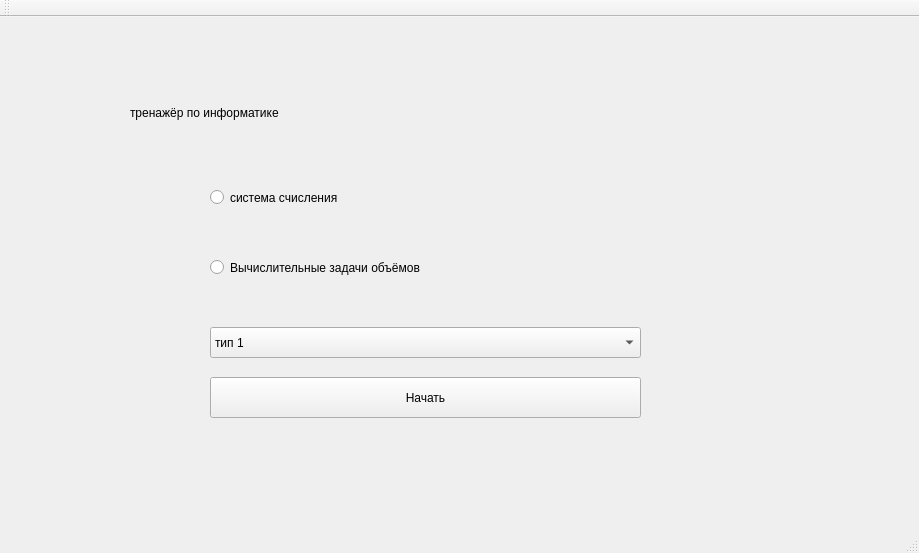
The window that mainwindow.ui (jeka827/Informatics-Trainer) describes before a commit, drawn with Qt 5.
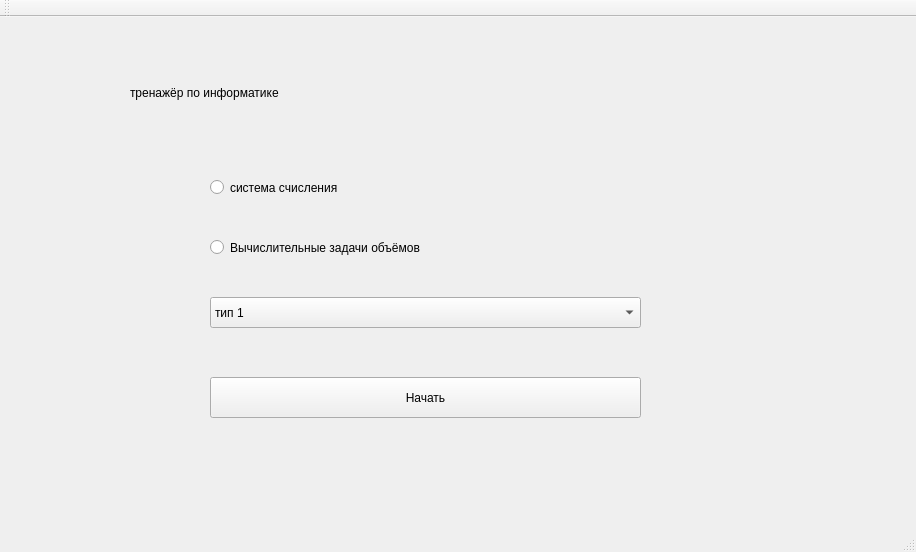
The same window after the commit.

What changed in the file:
```diff
--- a/mainwindow.ui
+++ b/mainwindow.ui
@@ -6,8 +6,8 @@
    <rect>
     <x>0</x>
     <y>0</y>
-    <width>919</width>
-    <height>553</height>
+    <width>916</width>
+    <height>552</height>
    </rect>
   </property>
   <property name="windowTitle">
@@ -18,7 +18,7 @@
     <property name="geometry">
      <rect>
       <x>210</x>
-      <y>310</y>
+      <y>280</y>
       <width>431</width>
       <height>31</height>
      </rect>
@@ -46,7 +46,7 @@
     <property name="geometry">
      <rect>
       <x>130</x>
-      <y>30</y>
+      <y>10</y>
       <width>611</width>
       <height>131</height>
      </rect>
@@ -80,9 +80,12 @@
       <x>210</x>
       <y>150</y>
       <width>431</width>
-      <height>61</height>
+      <height>41</height>
      </rect>
     </property>
+    <property name="styleSheet">
+     <string notr="true">font: 75 20pt &quot;MS Shell Dlg 2&quot;;</string>
+    </property>
     <property name="text">
      <string>система счисления</string>
     </property>
@@ -91,11 +94,14 @@
     <property name="geometry">
      <rect>
       <x>210</x>
-      <y>230</y>
+      <y>210</y>
       <width>431</width>
       <height>41</height>
      </rect>
     </property>
+    <property name="styleSheet">
+     <string notr="true">font: 75 18pt &quot;MS Shell Dlg 2&quot;;</string>
+    </property>
     <property name="text">
      <string>Вычислительные задачи объёмов</string>
     </property>
```
Left out of the diff: 22 changed lines with no effect on the pictures.
